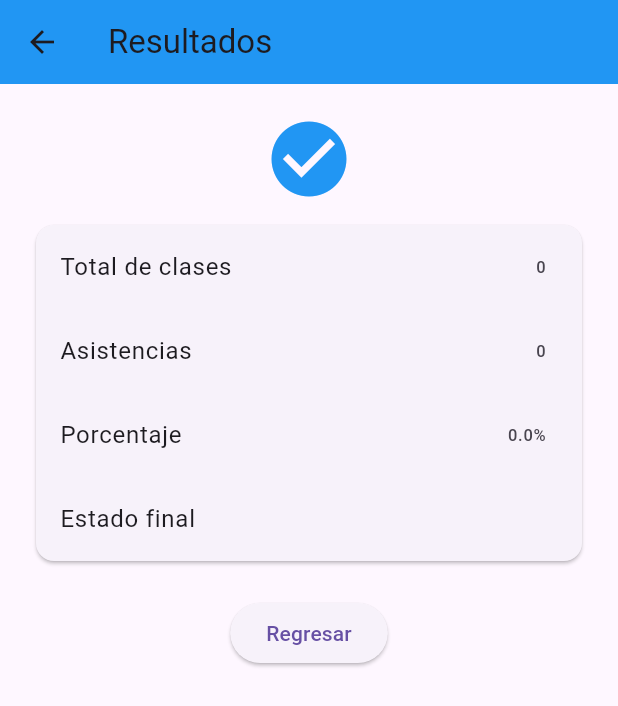
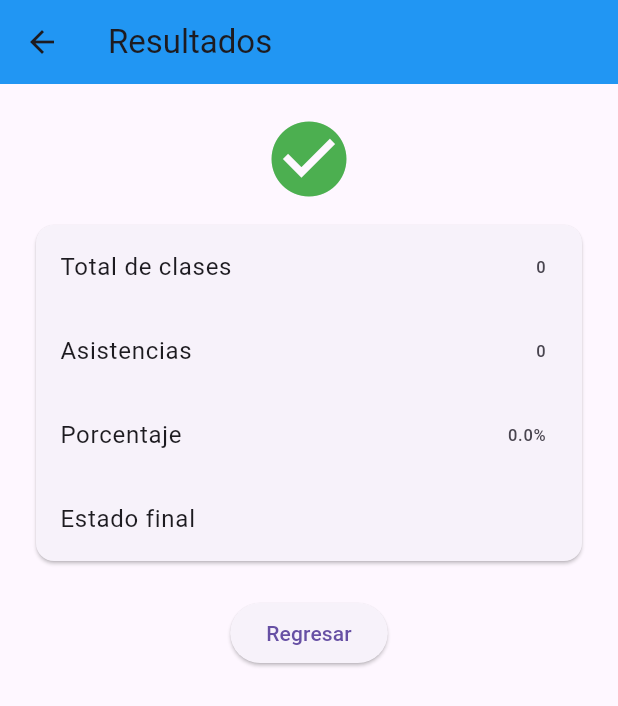
Before and after one commit to JJOJJD/examen_Rodriguez_David, a Flutter app: the ResultadosPantalla screen opened directly with empty values, on a phone screen of 412 x 824 dp. Shown: the top 706 px of the screen. Run offline on Flutter 3.47's test engine with Material 3 defaults, Android fonts, the phone set to English and light mode, and no system bars.

Commit message:
Actualizar icono segun estado en resultados

```diff
--- a/lib/view/pantallas/resultados_pantalla.dart
+++ b/lib/view/pantallas/resultados_pantalla.dart
@@ -15,6 +15,17 @@ class ResultadosPantalla extends StatelessWidget {
       );
     }
 
+    IconData icono = Icons.check_circle;
+    Color colorIcono = Colors.green;
+
+    if (resultado.estado == 'En advertencia') {
+      icono = Icons.warning;
+      colorIcono = Colors.orange;
+    } else if (resultado.estado == 'No habilitado') {
+      icono = Icons.cancel;
+      colorIcono = Colors.red;
+    }
+
     return Scaffold(
       appBar: AppBar(
         title: const Text('Resultados'),
@@ -24,9 +35,9 @@ class ResultadosPantalla extends StatelessWidget {
         padding: const EdgeInsets.all(20),
         child: Column(
           children: [
-            const Icon(
-              Icons.check_circle,
-              color: Colors.blue,
+            Icon(
+              icono,
+              color: colorIcono,
               size: 60,
             ),
             const SizedBox(height: 10),
```
